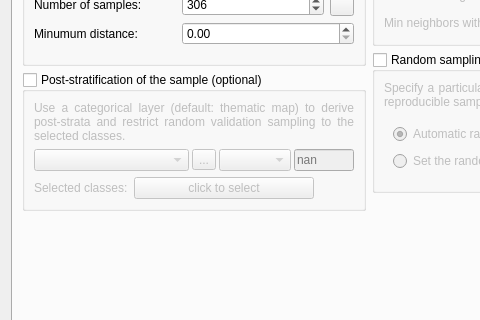
Qt form AcATaMa/ui/sampling_design_window.ui (SMByC/AcATaMa) before a commit; both pictures show x 0 to 480 and y 183 to 503 of the 738 by 700 pixel window.
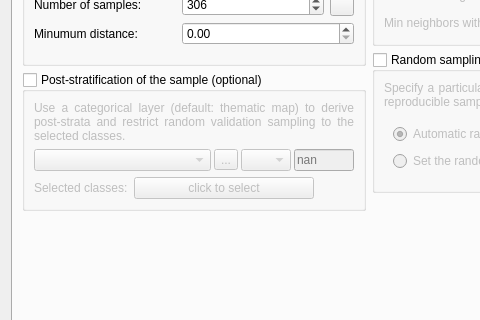
The same form after that commit. Icons and pictures are not drawn. Custom widgets are drawn as their Qt base class.

```diff
--- a/AcATaMa/ui/sampling_design_window.ui
+++ b/AcATaMa/ui/sampling_design_window.ui
@@ -281,12 +281,15 @@
                       </item>
                       <item>
                        <widget class="QComboBox" name="QCBox_band_PostStratMap_SimpRS">
+                        <property name="maximumSize">
+                         <size>
+                          <width>50</width>
+                          <height>16777215</height>
+                         </size>
+                        </property>
                         <property name="toolTip">
                          <string>Band</string>
                         </property>
-                        <property name="minimumContentsLength">
-                         <number>1</number>
-                        </property>
                        </widget>
                       </item>
                       <item>
```
Left out of the diff: 18 changed lines with no effect on the pictures.
